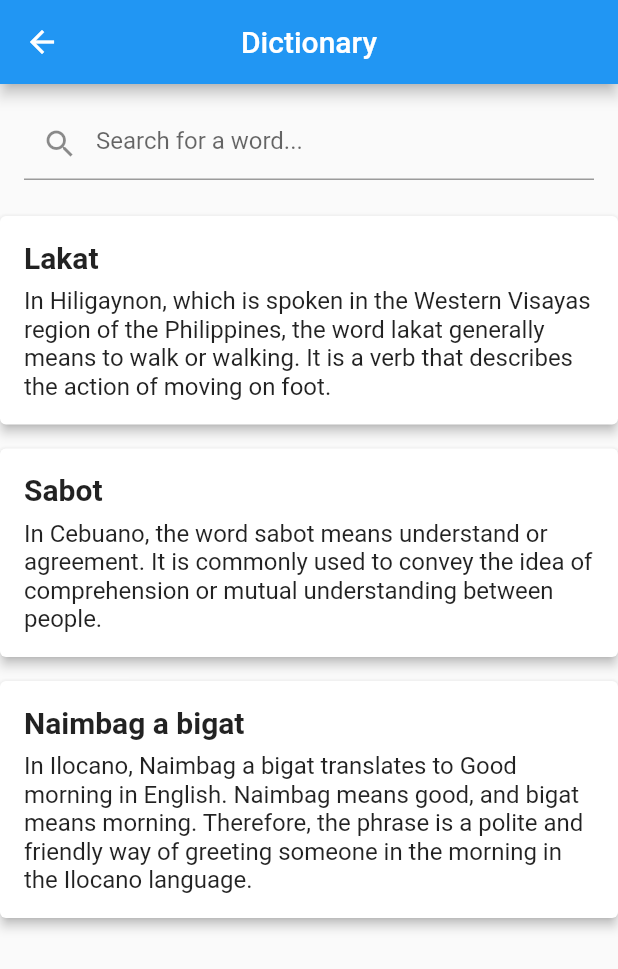
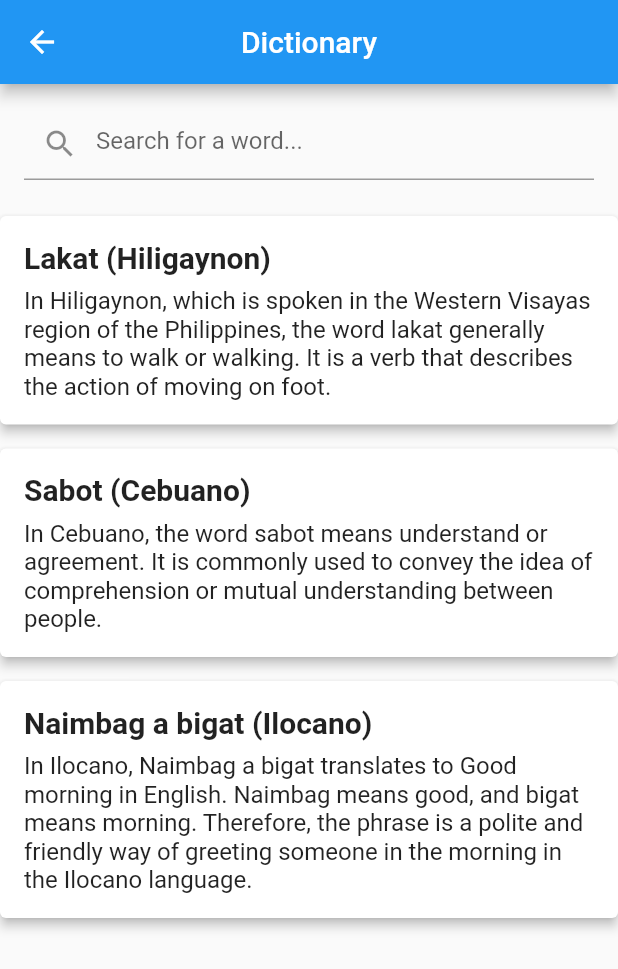
Before and after one commit to Heaveee/cc206_salin_, a Flutter app: the DictionaryScreen screen opened directly, on a phone screen of 412 x 824 dp. Shown: the top 969 px of the screen. Run offline on Flutter 3.47's test engine with Material 2 defaults, Android fonts, the phone set to English and light mode, and no system bars.

Commit message:
Dictionary (Region dialect)

```diff
--- a/lib/features/dictionary.dart
+++ b/lib/features/dictionary.dart
@@ -8,11 +8,11 @@ class DictionaryScreen extends StatefulWidget {
 class _DictionaryScreenState extends State<DictionaryScreen> {
   TextEditingController _searchController = TextEditingController();
   List<DictionaryEntry> _allEntries = [
-    DictionaryEntry("Lakat",
+    DictionaryEntry("Lakat (Hiligaynon) ",
         "In Hiligaynon, which is spoken in the Western Visayas region of the Philippines, the word lakat generally means to walk or walking. It is a verb that describes the action of moving on foot."),
-    DictionaryEntry("Sabot",
+    DictionaryEntry("Sabot (Cebuano)",
         "In Cebuano, the word sabot means understand or agreement. It is commonly used to convey the idea of comprehension or mutual understanding between people."),
-    DictionaryEntry("Naimbag a bigat",
+    DictionaryEntry("Naimbag a bigat (Ilocano)",
         "In Ilocano, Naimbag a bigat translates to Good morning in English. Naimbag means good, and bigat means morning. Therefore, the phrase is a polite and friendly way of greeting someone in the morning in the Ilocano language."),
   ];
 
```
